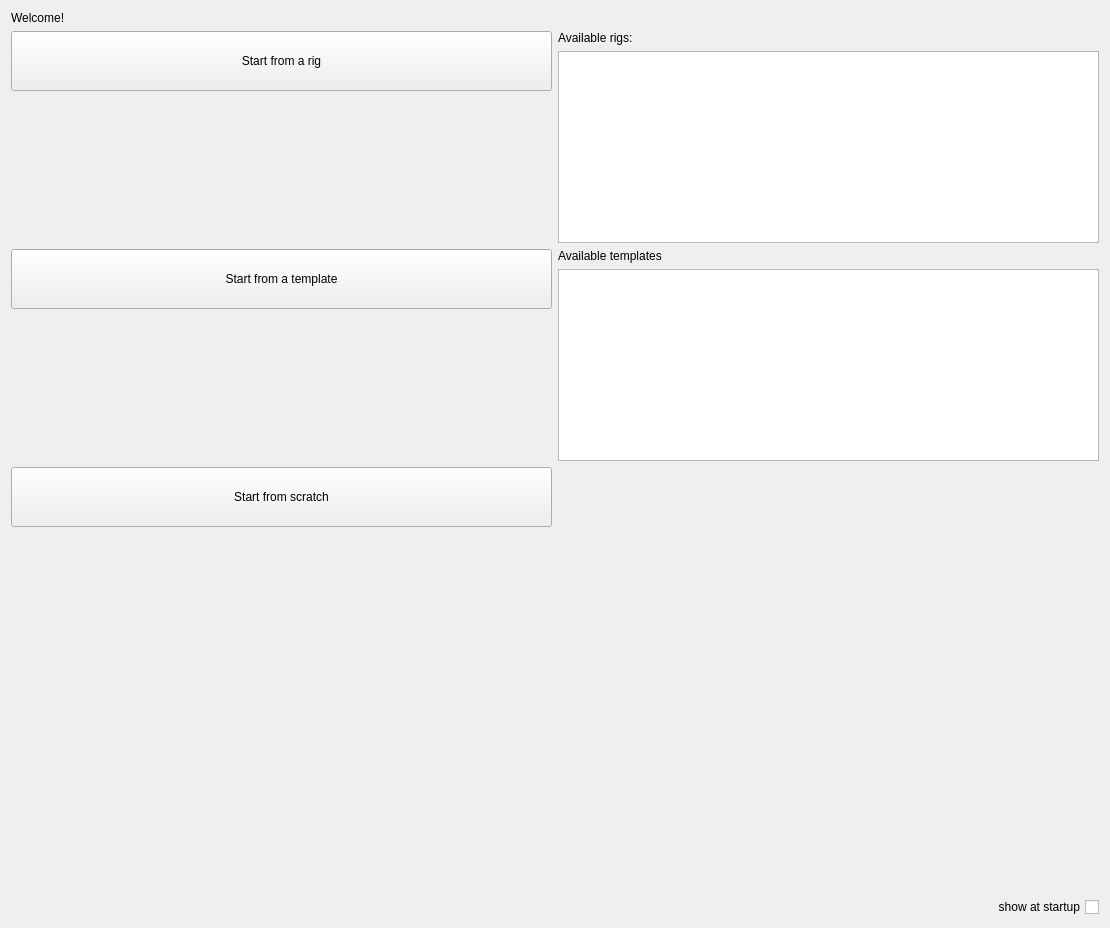
renaudll/omtk, file python/omtk/qt_widgets/ui/widget_welcome.ui: the form before one commit.
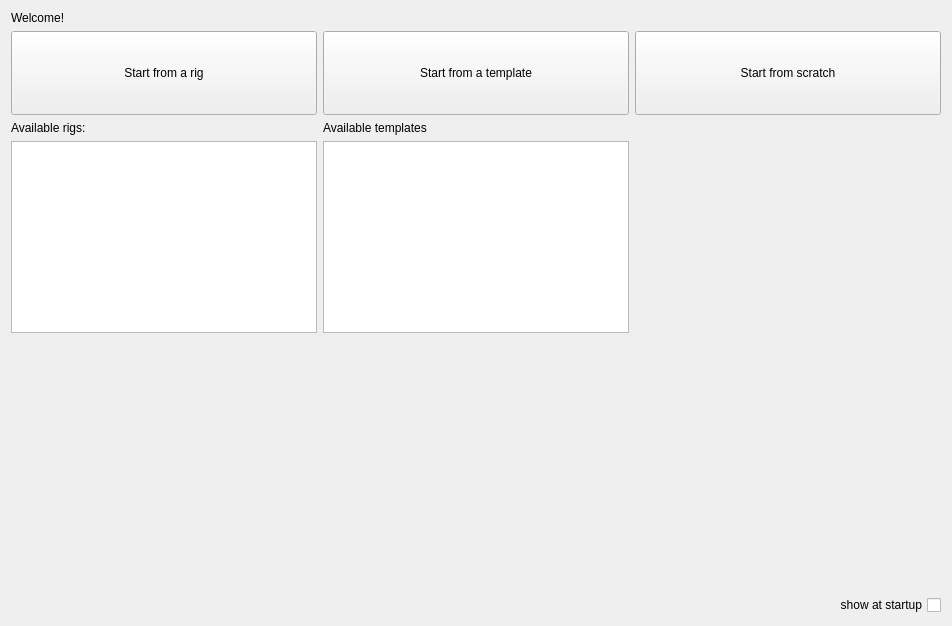
The form after the commit.

Commit message: tweak welcome screen, need to hide outliners in welcome screen

```diff
--- a/python/omtk/qt_widgets/ui/widget_welcome.ui
+++ b/python/omtk/qt_widgets/ui/widget_welcome.ui
@@ -6,8 +6,8 @@
    <rect>
     <x>0</x>
     <y>0</y>
-    <width>1110</width>
-    <height>928</height>
+    <width>952</width>
+    <height>626</height>
    </rect>
   </property>
   <property name="windowTitle">
@@ -22,13 +22,13 @@
     </widget>
    </item>
    <item>
-    <layout class="QGridLayout" name="gridLayout">
-     <item row="0" column="0">
-      <layout class="QVBoxLayout" name="verticalLayout_3">
+    <layout class="QHBoxLayout" name="horizontalLayout">
+     <item>
+      <layout class="QVBoxLayout" name="verticalLayout_2">
        <item>
         <widget class="QPushButton" name="btn_create_rig_default">
          <property name="sizePolicy">
-          <sizepolicy hsizetype="Minimum" vsizetype="Fixed">
+          <sizepolicy hsizetype="Minimum" vsizetype="Maximum">
            <horstretch>0</horstretch>
            <verstretch>0</verstretch>
           </sizepolicy>
@@ -36,13 +36,7 @@
          <property name="minimumSize">
           <size>
            <width>0</width>
-           <height>60</height>
-          </size>
-         </property>
-         <property name="baseSize">
-          <size>
-           <width>0</width>
-           <height>0</height>
+           <height>84</height>
           </size>
          </property>
          <property name="text">
@@ -51,107 +45,6 @@
         </widget>
        </item>
        <item>
-        <spacer name="verticalSpacer_2">
-         <property name="orientation">
-          <enum>Qt::Vertical</enum>
-         </property>
-         <property name="sizeHint" stdset="0">
-          <size>
-           <width>20</width>
-           <height>40</height>
-          </size>
-         </property>
-        </spacer>
-       </item>
-      </layout>
-     </item>
-     <item row="2" column="0">
-      <layout class="QVBoxLayout" name="verticalLayout">
-       <item>
-        <widget class="QPushButton" name="btn_start">
-         <property name="sizePolicy">
-          <sizepolicy hsizetype="Expanding" vsizetype="Fixed">
-           <horstretch>0</horstretch>
-           <verstretch>0</verstretch>
-          </sizepolicy>
-         </property>
-         <property name="minimumSize">
-          <size>
-           <width>0</width>
-           <height>60</height>
-          </size>
-         </property>
-         <property name="baseSize">
-          <size>
-           <width>0</width>
-           <height>0</height>
-          </size>
-         </property>
-         <property name="text">
-          <string>Start from scratch</string>
-         </property>
-        </widget>
-       </item>
-       <item>
-        <spacer name="verticalSpacer_4">
-         <property name="orientation">
-          <enum>Qt::Vertical</enum>
-         </property>
-         <property name="sizeHint" stdset="0">
-          <size>
-           <width>20</width>
-           <height>40</height>
-          </size>
-         </property>
-        </spacer>
-       </item>
-      </layout>
-     </item>
-     <item row="1" column="0">
-      <layout class="QVBoxLayout" name="verticalLayout_2">
-       <item>
-        <widget class="QPushButton" name="btn_create_rig_template">
-         <property name="sizePolicy">
-          <sizepolicy hsizetype="Expanding" vsizetype="Fixed">
-           <horstretch>0</horstretch>
-           <verstretch>0</verstretch>
-          </sizepolicy>
-         </property>
-         <property name="minimumSize">
-          <size>
-           <width>0</width>
-           <height>60</height>
-          </size>
-         </property>
-         <property name="baseSize">
-          <size>
-           <width>0</width>
-           <height>0</height>
-          </size>
-         </property>
-         <property name="text">
-          <string>Start from a template</string>
-         </property>
-        </widget>
-       </item>
-       <item>
-        <spacer name="verticalSpacer_3">
-         <property name="orientation">
-          <enum>Qt::Vertical</enum>
-         </property>
-         <property name="sizeHint" stdset="0">
-          <size>
-           <width>20</width>
-           <height>40</height>
-          </size>
-         </property>
-        </spacer>
-       </item>
-      </layout>
-     </item>
-     <item row="0" column="1">
-      <layout class="QVBoxLayout" name="verticalLayout_7">
-       <item>
         <widget class="QLabel" name="label_3">
          <property name="text">
           <string>Available rigs:</string>
@@ -183,10 +76,42 @@
          </attribute>
         </widget>
        </item>
+       <item>
+        <spacer name="verticalSpacer_2">
+         <property name="orientation">
+          <enum>Qt::Vertical</enum>
+         </property>
+         <property name="sizeHint" stdset="0">
+          <size>
+           <width>20</width>
+           <height>40</height>
+          </size>
+         </property>
+        </spacer>
+       </item>
       </layout>
      </item>
-     <item row="1" column="1">
-      <layout class="QVBoxLayout" name="verticalLayout_8">
+     <item>
+      <layout class="QVBoxLayout" name="verticalLayout">
+       <item>
+        <widget class="QPushButton" name="btn_create_rig_template">
+         <property name="sizePolicy">
+          <sizepolicy hsizetype="Expanding" vsizetype="Maximum">
+           <horstretch>0</horstretch>
+           <verstretch>0</verstretch>
+          </sizepolicy>
+         </property>
+         <property name="minimumSize">
+          <size>
+           <width>0</width>
+           <height>84</height>
+          </size>
+         </property>
+         <property name="text">
+          <string>Start from a template</string>
+         </property>
+        </widget>
+       </item>
        <item>
         <widget class="QLabel" name="label_4">
          <property name="text">
@@ -219,23 +144,62 @@
          </attribute>
         </widget>
        </item>
+       <item>
+        <spacer name="verticalSpacer_3">
+         <property name="orientation">
+          <enum>Qt::Vertical</enum>
+         </property>
+         <property name="sizeHint" stdset="0">
+          <size>
+           <width>20</width>
+           <height>40</height>
+          </size>
+         </property>
+        </spacer>
+       </item>
+      </layout>
+     </item>
+     <item>
+      <layout class="QVBoxLayout" name="verticalLayout_3">
+       <item>
+        <widget class="QPushButton" name="btn_start">
+         <property name="sizePolicy">
+          <sizepolicy hsizetype="Expanding" vsizetype="Maximum">
+           <horstretch>0</horstretch>
+           <verstretch>0</verstretch>
+          </sizepolicy>
+         </property>
+         <property name="minimumSize">
+          <size>
+           <width>0</width>
+           <height>84</height>
+          </size>
+         </property>
+         <property name="text">
+          <string>Start from scratch</string>
+         </property>
+        </widget>
+       </item>
+       <item>
+        <spacer name="verticalSpacer">
+         <property name="orientation">
+          <enum>Qt::Vertical</enum>
+         </property>
+         <property name="sizeType">
+          <enum>QSizePolicy::Expanding</enum>
+         </property>
+         <property name="sizeHint" stdset="0">
+          <size>
+           <width>17</width>
+           <height>78</height>
+          </size>
+         </property>
+        </spacer>
+       </item>
       </layout>
      </item>
     </layout>
    </item>
-   <item>
-    <spacer name="verticalSpacer">
-     <property name="orientation">
-      <enum>Qt::Vertical</enum>
-     </property>
-     <property name="sizeHint" stdset="0">
-      <size>
-       <width>20</width>
-       <height>40</height>
-      </size>
-     </property>
-    </spacer>
-   </item>
    <item>
     <widget class="QCheckBox" name="checkBox">
      <property name="layoutDirection">
```
Left out of the diff: 4 changed lines with no effect on the pictures. The commit also changes 7 other files.
